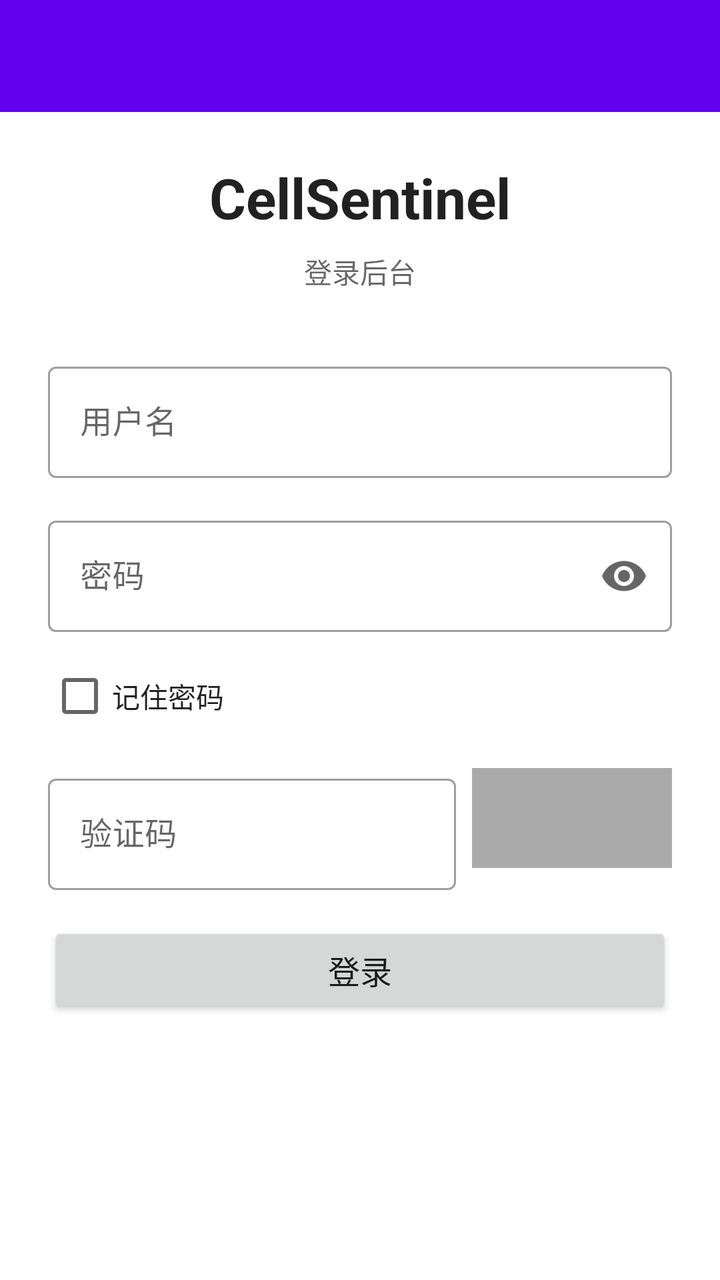
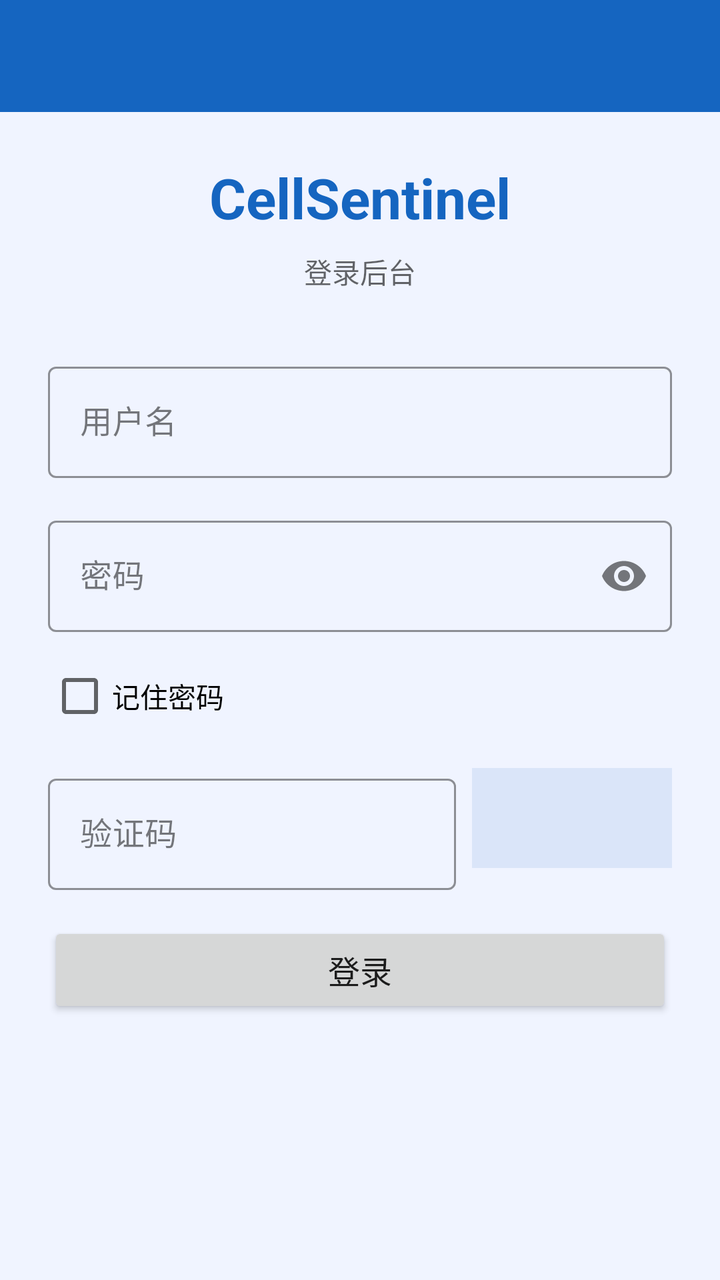

An Android layout rendered at two revisions. The XML below is the earlier revision; the diff shows what the commit changed to produce the second picture.
<!-- AndroidManifest.xml: activity theme Theme.CellSentinelApp.NoActionBar -->
<!-- res/layout/activity_login.xml -->
<?xml version="1.0" encoding="utf-8"?>
<LinearLayout
    xmlns:android="http://schemas.android.com/apk/res/android"
    android:layout_width="match_parent"
    android:layout_height="match_parent"
    android:orientation="vertical">

    <androidx.appcompat.widget.Toolbar
        android:id="@+id/toolbar_login"
        android:layout_width="match_parent"
        android:layout_height="?attr/actionBarSize"
        android:background="?attr/colorPrimary"
        android:theme="@style/ThemeOverlay.AppCompat.Dark.ActionBar" />

    <ScrollView
        android:id="@+id/scroll_login"
        android:layout_width="match_parent"
        android:layout_height="0dp"
        android:layout_weight="1"
        android:fillViewport="true">

        <LinearLayout
            android:layout_width="match_parent"
            android:layout_height="wrap_content"
            android:orientation="vertical"
            android:padding="24dp"
            android:gravity="center_horizontal">

            <TextView
                android:layout_width="wrap_content"
                android:layout_height="wrap_content"
                android:text="CellSentinel"
                android:textSize="28sp"
                android:textStyle="bold"
                android:textColor="#DE000000"
                android:layout_marginBottom="8dp" />

            <TextView
                android:layout_width="wrap_content"
                android:layout_height="wrap_content"
                android:text="登录后台"
                android:textSize="14sp"
                android:textColor="#99000000"
                android:layout_marginBottom="32dp" />

            <com.google.android.material.textfield.TextInputLayout
                android:layout_width="match_parent"
                android:layout_height="wrap_content"
                android:hint="用户名"
                style="@style/Widget.MaterialComponents.TextInputLayout.OutlinedBox"
                android:layout_marginBottom="16dp">

                <com.google.android.material.textfield.TextInputEditText
                    android:id="@+id/et_username"
                    android:layout_width="match_parent"
                    android:layout_height="wrap_content"
                    android:inputType="text"
                    android:maxLines="1"
                    android:textColor="#DE000000" />
            </com.google.android.material.textfield.TextInputLayout>

            <com.google.android.material.textfield.TextInputLayout
                android:layout_width="match_parent"
                android:layout_height="wrap_content"
                android:hint="密码"
                style="@style/Widget.MaterialComponents.TextInputLayout.OutlinedBox"
                app:endIconMode="password_toggle"
                android:layout_marginBottom="8dp"
                xmlns:app="http://schemas.android.com/apk/res-auto">

                <com.google.android.material.textfield.TextInputEditText
                    android:id="@+id/et_password"
                    android:layout_width="match_parent"
                    android:layout_height="wrap_content"
                    android:inputType="textPassword"
                    android:maxLines="1"
                    android:textColor="#DE000000" />
            </com.google.android.material.textfield.TextInputLayout>

            
            <CheckBox
                android:id="@+id/cb_remember"
                android:layout_width="wrap_content"
                android:layout_height="wrap_content"
                android:layout_gravity="start"
                android:text="记住密码"
                android:textColor="#DE000000"
                android:textSize="14sp"
                android:layout_marginBottom="12dp" />

            
            <LinearLayout
                android:layout_width="match_parent"
                android:layout_height="wrap_content"
                android:orientation="horizontal"
                android:layout_marginBottom="16dp">

                <com.google.android.material.textfield.TextInputLayout
                    android:layout_width="0dp"
                    android:layout_height="wrap_content"
                    android:layout_weight="1"
                    android:hint="验证码"
                    style="@style/Widget.MaterialComponents.TextInputLayout.OutlinedBox"
                    android:layout_marginEnd="8dp">

                    <com.google.android.material.textfield.TextInputEditText
                        android:id="@+id/et_captcha"
                        android:layout_width="match_parent"
                        android:layout_height="wrap_content"
                        android:inputType="text"
                        android:maxLines="1"
                        android:textColor="#DE000000" />
                </com.google.android.material.textfield.TextInputLayout>

                <ImageView
                    android:id="@+id/iv_captcha"
                    android:layout_width="100dp"
                    android:layout_height="50dp"
                    android:scaleType="fitXY"
                    android:background="@android:color/darker_gray"
                    android:contentDescription="验证码图片，点击刷新" />
            </LinearLayout>

            <TextView
                android:id="@+id/tv_login_error"
                android:layout_width="match_parent"
                android:layout_height="wrap_content"
                android:textColor="@android:color/holo_red_dark"
                android:visibility="gone"
                android:layout_marginBottom="8dp" />

            <ProgressBar
                android:id="@+id/login_progress"
                android:layout_width="wrap_content"
                android:layout_height="wrap_content"
                android:visibility="gone"
                android:layout_marginBottom="8dp" />

            <Button
                android:id="@+id/btn_do_login"
                android:layout_width="match_parent"
                android:layout_height="wrap_content"
                android:text="登录"
                android:textAllCaps="false"
                android:textSize="16sp" />

        </LinearLayout>
    </ScrollView>

</LinearLayout>
<!-- resources referenced by this layout -->
<resources>
  <style name="Theme.CellSentinelApp.NoActionBar">
          <item name="windowActionBar">false</item>
          <item name="windowNoTitle">true</item>
          <item name="android:windowFullscreen">true</item>
      </style>
</resources>

<!-- the commit's change to res/layout/activity_login.xml (unified diff, before → after) -->
@@ -1,6 +1,7 @@
 <?xml version="1.0" encoding="utf-8"?>
 <LinearLayout
     xmlns:android="http://schemas.android.com/apk/res/android"
+    xmlns:app="http://schemas.android.com/apk/res-auto"
     android:layout_width="match_parent"
     android:layout_height="match_parent"
     android:orientation="vertical">
@@ -17,6 +18,7 @@
         android:layout_width="match_parent"
         android:layout_height="0dp"
         android:layout_weight="1"
+        android:background="@color/background"
         android:fillViewport="true">
 
         <LinearLayout
@@ -32,7 +34,7 @@
                 android:text="CellSentinel"
                 android:textSize="28sp"
                 android:textStyle="bold"
-                android:textColor="#DE000000"
+                android:textColor="@color/colorPrimary"
                 android:layout_marginBottom="8dp" />
 
             <TextView
@@ -40,55 +42,47 @@
                 android:layout_height="wrap_content"
                 android:text="登录后台"
                 android:textSize="14sp"
-                android:textColor="#99000000"
+                android:textColor="@color/textColorSecondary"
                 android:layout_marginBottom="32dp" />
 
             <com.google.android.material.textfield.TextInputLayout
                 android:layout_width="match_parent"
                 android:layout_height="wrap_content"
                 android:hint="用户名"
-                style="@style/Widget.MaterialComponents.TextInputLayout.OutlinedBox"
+                style="@style/AppTextInputBox"
                 android:layout_marginBottom="16dp">
-
                 <com.google.android.material.textfield.TextInputEditText
                     android:id="@+id/et_username"
                     android:layout_width="match_parent"
                     android:layout_height="wrap_content"
                     android:inputType="text"
-                    android:maxLines="1"
-                    android:textColor="#DE000000" />
+                    android:maxLines="1" />
             </com.google.android.material.textfield.TextInputLayout>
 
             <com.google.android.material.textfield.TextInputLayout
                 android:layout_width="match_parent"
                 android:layout_height="wrap_content"
                 android:hint="密码"
-                style="@style/Widget.MaterialComponents.TextInputLayout.OutlinedBox"
+                style="@style/AppTextInputBox"
                 app:endIconMode="password_toggle"
-                android:layout_marginBottom="8dp"
-                xmlns:app="http://schemas.android.com/apk/res-auto">
-
+                android:layout_marginBottom="8dp">
                 <com.google.android.material.textfield.TextInputEditText
                     android:id="@+id/et_password"
                     android:layout_width="match_parent"
                     android:layout_height="wrap_content"
                     android:inputType="textPassword"
-                    android:maxLines="1"
-                    android:textColor="#DE000000" />
+                    android:maxLines="1" />
             </com.google.android.material.textfield.TextInputLayout>
 
-            
             <CheckBox
                 android:id="@+id/cb_remember"
                 android:layout_width="wrap_content"
                 android:layout_height="wrap_content"
                 android:layout_gravity="start"
                 android:text="记住密码"
-                android:textColor="#DE000000"
                 android:textSize="14sp"
                 android:layout_marginBottom="12dp" />
 
-            
             <LinearLayout
                 android:layout_width="match_parent"
                 android:layout_height="wrap_content"
@@ -100,16 +94,14 @@
                     android:layout_height="wrap_content"
                     android:layout_weight="1"
                     android:hint="验证码"
-                    style="@style/Widget.MaterialComponents.TextInputLayout.OutlinedBox"
+                    style="@style/AppTextInputBox"
                     android:layout_marginEnd="8dp">
-
                     <com.google.android.material.textfield.TextInputEditText
                         android:id="@+id/et_captcha"
                         android:layout_width="match_parent"
                         android:layout_height="wrap_content"
                         android:inputType="text"
-                        android:maxLines="1"
-                        android:textColor="#DE000000" />
+                        android:maxLines="1" />
                 </com.google.android.material.textfield.TextInputLayout>
 
                 <ImageView
@@ -117,7 +109,7 @@
                     android:layout_width="100dp"
                     android:layout_height="50dp"
                     android:scaleType="fitXY"
-                    android:background="@android:color/darker_gray"
+                    android:background="@color/colorPrimaryTintBg"
                     android:contentDescription="验证码图片，点击刷新" />
             </LinearLayout>
 
<!-- resource entries referenced after the edit -->
@@ -1,9 +1,19 @@
 <!-- resources referenced by this layout -->
 <resources>
+  <color name="background">#F0F4FF</color>
+  <color name="colorPrimary">#1565C0</color>
+  <color name="colorPrimaryTintBg">#1A1565C0</color>
+  <color name="textColorSecondary">#99000000</color>
+  <style name="AppTextInputBox" parent="Widget.MaterialComponents.TextInputLayout.OutlinedBox">
+          <item name="hintTextColor">@color/textColorSecondary</item>
+          <item name="boxStrokeColor">@color/colorPrimary</item>
+          <item name="boxStrokeErrorColor">@color/colorAccent</item>
+      </style>
   <style name="Theme.CellSentinelApp.NoActionBar">
           <item name="windowActionBar">false</item>
           <item name="windowNoTitle">true</item>
           <item name="android:windowFullscreen">true</item>
       </style>
+  <color name="colorAccent">#00ACC1</color>
 </resources>
 
